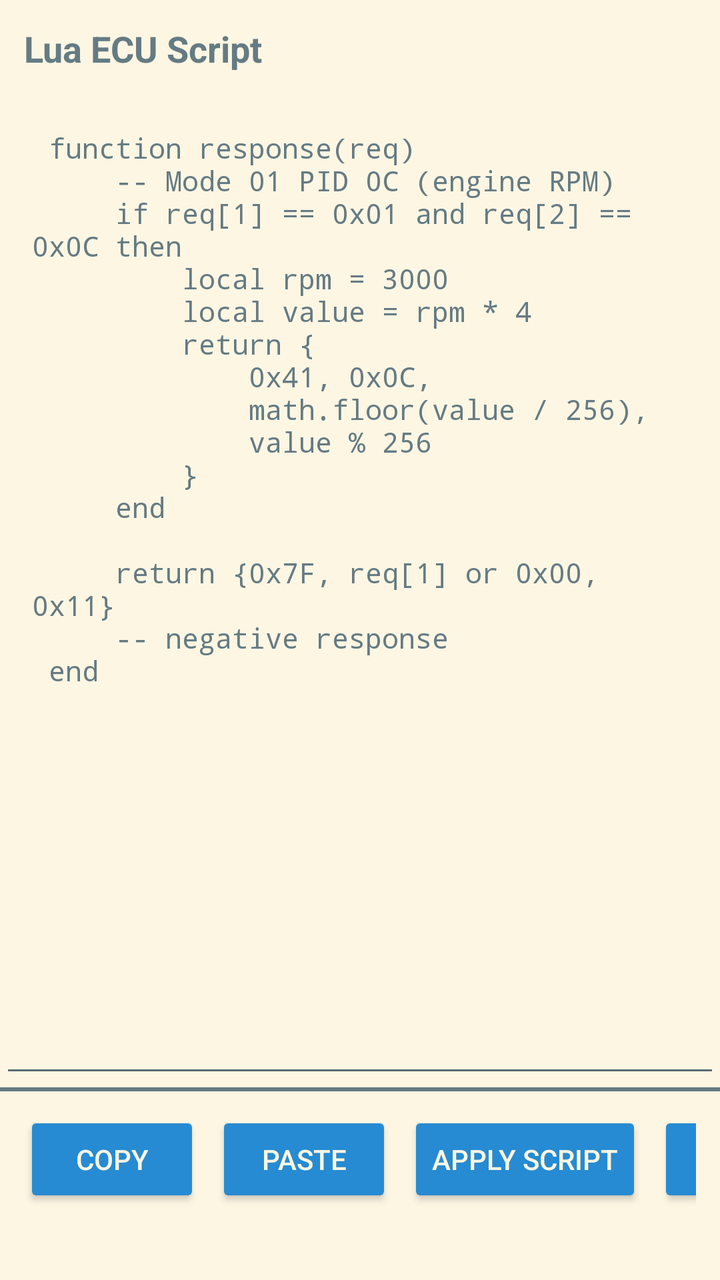
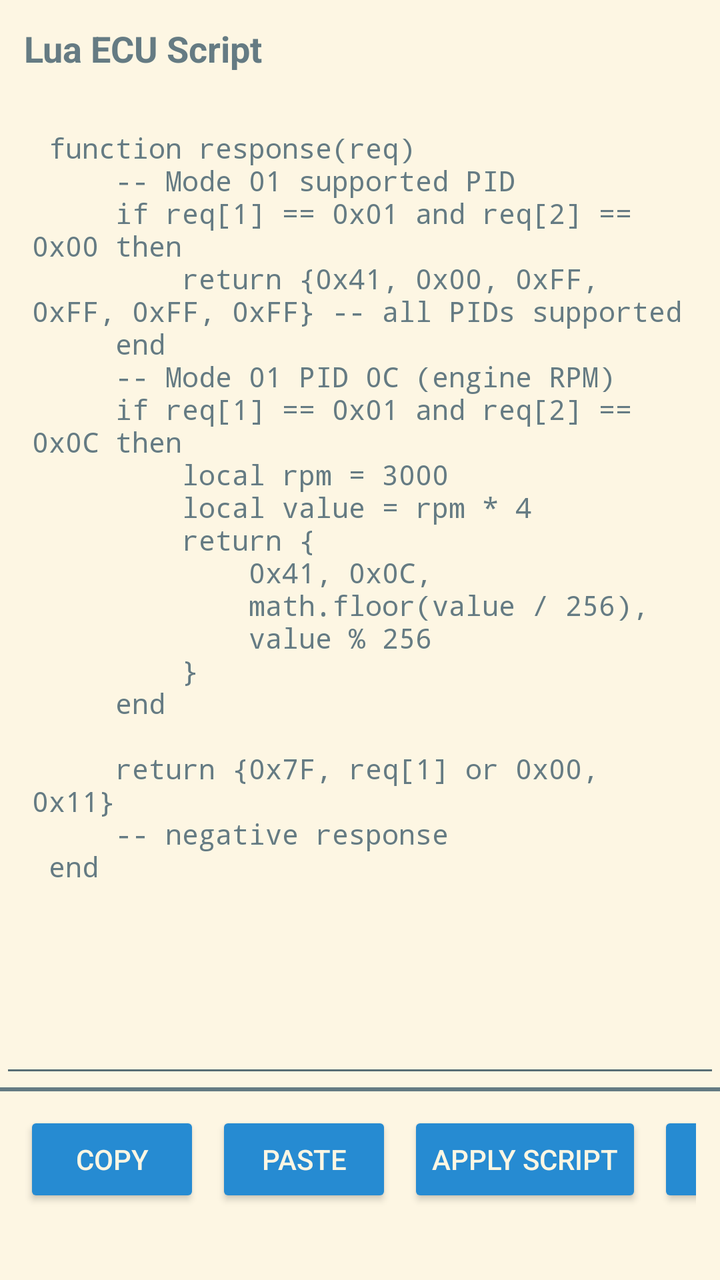

Screens rendered from an Android XML layout before and after an edit, with the pre-edit source and the edit as a unified diff.
<!-- AndroidManifest.xml: application theme Theme.Solarized -->
<!-- res/layout/sim_ecu_script.xml -->
<?xml version="1.0" encoding="utf-8"?>
<androidx.constraintlayout.widget.ConstraintLayout
    xmlns:android="http://schemas.android.com/apk/res/android"
    xmlns:app="http://schemas.android.com/apk/res-auto"
    android:layout_width="match_parent"
    android:layout_height="match_parent">

    
    <LinearLayout
        android:id="@+id/top_bar"
        android:layout_width="0dp"
        android:layout_height="wrap_content"
        android:orientation="horizontal"
        android:padding="12dp"
        android:gravity="center_vertical"
        app:layout_constraintTop_toTopOf="parent"
        app:layout_constraintStart_toStartOf="parent"
        app:layout_constraintEnd_toEndOf="parent">

        <TextView
            android:layout_width="wrap_content"
            android:layout_height="wrap_content"
            android:text="@string/sim_ecu_script_title"
            android:textSize="18sp"
            android:textStyle="bold" />

    </LinearLayout>

    
    <ScrollView
        android:id="@+id/editor_scroll"
        android:layout_width="0dp"
        android:layout_height="0dp"
        android:fillViewport="true"
        app:layout_constraintTop_toBottomOf="@id/top_bar"
        app:layout_constraintBottom_toTopOf="@id/bottom_bar"
        app:layout_constraintStart_toStartOf="parent"
        app:layout_constraintEnd_toEndOf="parent">

        <EditText
            android:id="@+id/lua_editor"
            android:layout_width="match_parent"
            android:layout_height="match_parent"
            android:gravity="top|start"
            android:textSize="14sp"
            android:padding="16dp"
            android:textColor="?attr/android:textColor"
            android:inputType="textMultiLine|textNoSuggestions"
            android:fontFamily="monospace"
            android:scrollbars="vertical"
            android:overScrollMode="always"
            android:imeOptions="flagNoExtractUi"
            android:text="
function response(req)\n
    -- Mode 01 PID 0C (engine RPM)\n
    if req[1] == 0x01 and req[2] == 0x0C then\n
        local rpm = 3000\n
        local value = rpm * 4\n
        return {\n
            0x41, 0x0C,\n
            math.floor(value / 256),\n
            value % 256\n
        }\n
    end\n
\n
    return {0x7F, req[1] or 0x00, 0x11}\n
    -- negative response\n
end\n
            " />

    </ScrollView>

    
    <LinearLayout
        android:id="@+id/bottom_bar"
        android:layout_width="0dp"
        android:layout_height="wrap_content"
        android:orientation="vertical"
        android:padding="12dp"
        android:background="@drawable/background_with_border_top"
        app:layout_constraintBottom_toBottomOf="parent"
        app:layout_constraintStart_toStartOf="parent"
        app:layout_constraintEnd_toEndOf="parent">

        
        <HorizontalScrollView
            android:id="@+id/bottom_bar_scroll"
            android:layout_width="match_parent"
            android:layout_height="wrap_content"
            android:scrollbars="none">

            <LinearLayout
                android:id="@+id/bottom_bar_buttons"
                android:layout_width="wrap_content"
                android:layout_height="wrap_content"
                android:orientation="horizontal">

                <Button
                    android:id="@+id/copy_script"
                    android:layout_width="wrap_content"
                    android:layout_height="wrap_content"
                    android:text="@string/sim_ecu_script_copy" />

                <Button
                    android:id="@+id/paste_script"
                    android:layout_width="wrap_content"
                    android:layout_height="wrap_content"
                    android:layout_marginStart="8dp"
                    android:text="@string/sim_ecu_script_paste" />

                <Button
                    android:id="@+id/apply_script"
                    android:layout_width="wrap_content"
                    android:layout_height="wrap_content"
                    android:layout_marginStart="8dp"
                    android:text="@string/sim_ecu_script_apply" />

                <Button
                    android:id="@+id/clear_script"
                    android:layout_width="wrap_content"
                    android:layout_height="wrap_content"
                    android:layout_marginStart="8dp"
                    android:text="@string/sim_ecu_script_clear" />

            </LinearLayout>

        </HorizontalScrollView>

        
        <TextView
            android:id="@+id/error_return"
            android:layout_width="match_parent"
            android:layout_height="wrap_content"
            android:text=""
            android:textColor="?attr/android:textColor"
            android:textSize="12sp"
            android:paddingTop="8dp"
            android:maxLines="3" />

    </LinearLayout>

</androidx.constraintlayout.widget.ConstraintLayout>
<!-- resources referenced by this layout -->
<resources>
  <!-- drawable background_with_border_top (drawable) -->
  <?xml version="1.0" encoding="utf-8"?>
  <layer-list xmlns:android="http://schemas.android.com/apk/res/android">
  
      
      <item>
          <shape android:shape="rectangle">
              <solid android:color="?attr/android:colorBackground"/>
          </shape>
      </item>
  
      
      <item android:gravity="top">
          <shape android:shape="rectangle">
              <size android:height="2dp"/>
              <solid android:color="?attr/android:textColor"/> 
          </shape>
      </item>
  
  </layer-list>
  <string name="sim_ecu_script_apply">Apply Script</string>
  <string name="sim_ecu_script_clear">Clear</string>
  <string name="sim_ecu_script_copy">Copy</string>
  <string name="sim_ecu_script_paste">Paste</string>
  <string name="sim_ecu_script_title">Lua ECU Script</string>
  <style name="Theme.Solarized" parent="Theme.AppCompat.Light.NoActionBar">
          <item name="colorPrimary">@color/sol_base2</item>
          <item name="colorPrimaryDark">@color/sol_base1</item>
          <item name="colorAccent">@color/sol_blue</item>
  
          <item name="android:windowBackground">@color/sol_base3</item>
          <item name="android:colorBackground">@color/sol_base3</item>
          <item name="android:textColor">@color/sol_base00</item>
          <item name="colorOnPrimary">@color/sol_base00</item>
          <item name="android:textColorSecondary">@color/sol_base01</item>
  
          <item name="android:textViewStyle">@style/Solarized.TextView.Light</item>
          <item name="android:editTextStyle">@style/Solarized.EditText.Light</item>
          <item name="android:buttonStyle">@style/Solarized.Button.Light</item>
          <item name="android:checkboxStyle">@style/Solarized.CheckBox.Light</item>
          <item name="android:alertDialogTheme">@style/Solarized.TextView.AlertDialog.Light</item>
      </style>
  <color name="sol_base2">#eee8d5</color>
  <color name="sol_base1">#93a1a1</color>
  <color name="sol_blue">#268bd2</color>
  <color name="sol_base3">#fdf6e3</color>
  <color name="sol_base00">#657b83</color>
  <color name="sol_base01">#586e75</color>
  <style name="Solarized.TextView.Light" parent="TextAppearance.AppCompat">
          <item name="android:textColor">@color/sol_base00</item>
      </style>
  <style name="Solarized.EditText.Light" parent="Widget.AppCompat.EditText">
          <item name="android:textColor">@color/sol_base00</item>
          <item name="android:textColorHint">@color/sol_base01</item>
          <item name="android:backgroundTint">@color/sol_base1</item>
      </style>
  <style name="Solarized.Button.Light" parent="Widget.AppCompat.Button">
          <item name="android:textColor">@color/sol_base3</item>
          <item name="android:backgroundTint">@color/sol_blue</item>
      </style>
  <style name="Solarized.CheckBox.Light" parent="Widget.AppCompat.CompoundButton.CheckBox">
          <item name="android:textColor">@color/sol_base00</item>
          <item name="buttonTint">@color/sol_cyan</item>
      </style>
  <style name="Solarized.TextView.AlertDialog.Light" parent="Theme.AppCompat.Dialog.Alert">
          <item name="android:background">@color/sol_base2</item>
      </style>
  <color name="sol_cyan">#2aa198</color>
</resources>

<!-- the commit's change to res/layout/sim_ecu_script.xml (unified diff, before → after) -->
@@ -52,6 +52,10 @@
             android:imeOptions="flagNoExtractUi"
             android:text="
 function response(req)\n
+    -- Mode 01 supported PID\n
+    if req[1] == 0x01 and req[2] == 0x00 then\n
+        return {0x41, 0x00, 0xFF, 0xFF, 0xFF, 0xFF} -- all PIDs supported\n
+    end\n
     -- Mode 01 PID 0C (engine RPM)\n
     if req[1] == 0x01 and req[2] == 0x0C then\n
         local rpm = 3000\n
